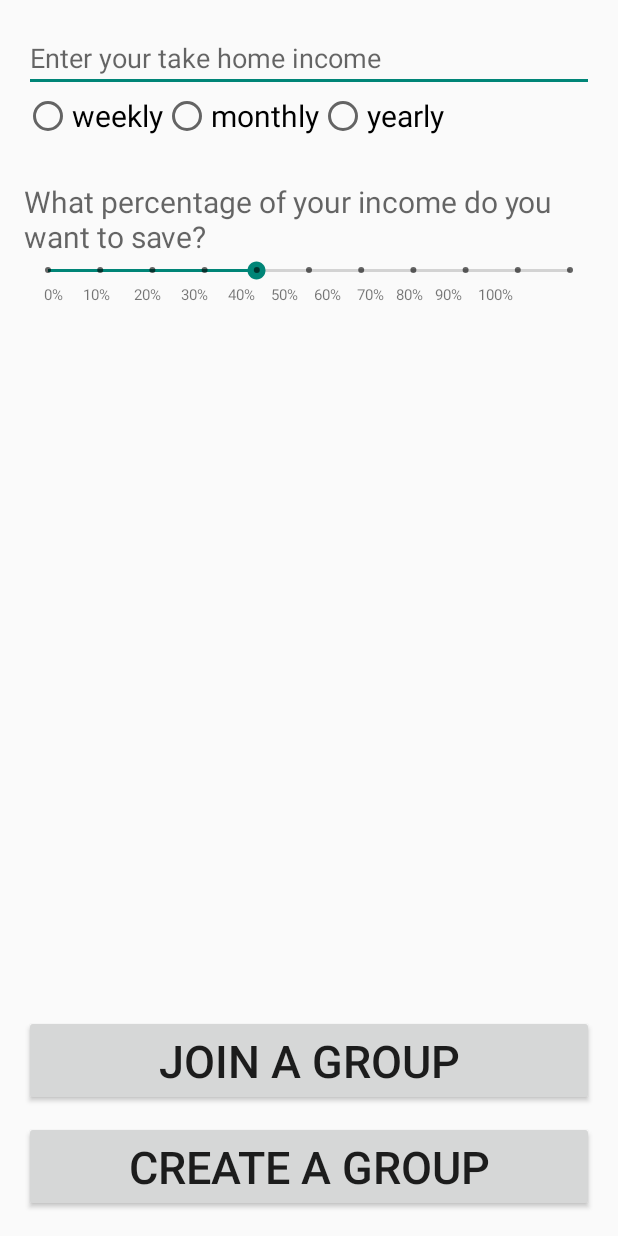
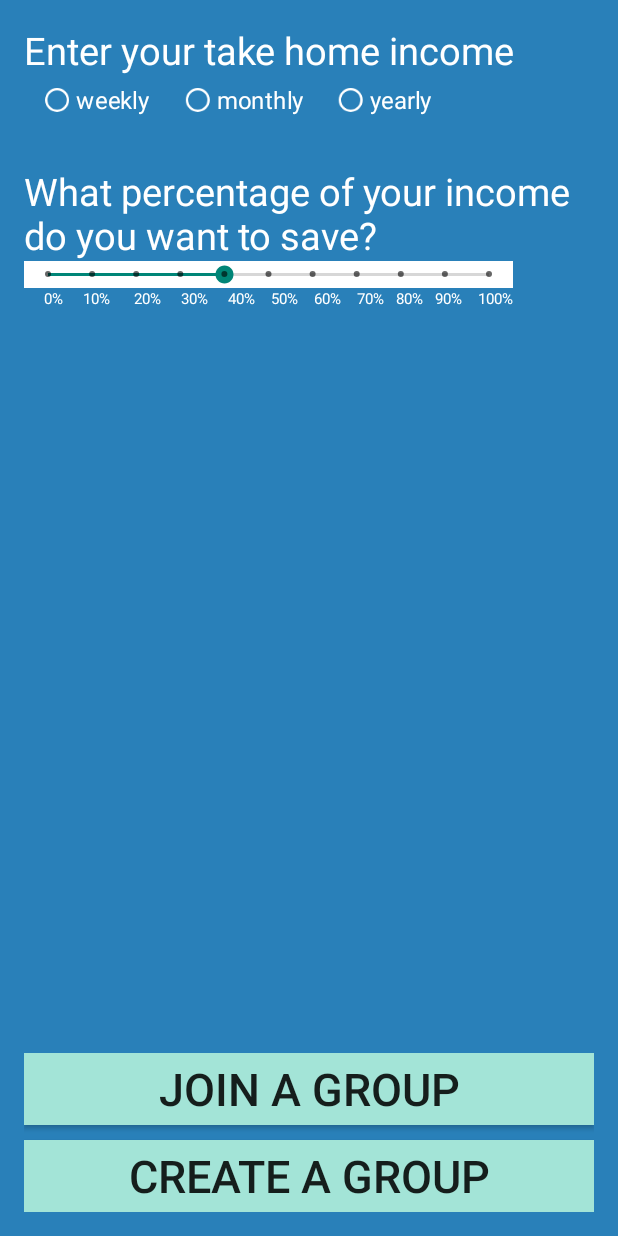
Before and after one commit to EvanBelcher/SocialSave, an Android app: the MakingGoals screen opened directly, with no data from a screen before it, on a phone screen of 412 x 824 dp. Run offline under Robolectric (Android 15) with nearby library versions, the phone set to English and light mode, and no system bars; our stand-ins replace Firebase (no records; nobody signed in at launch, a user with empty details on screens opened directly); 1 statement that could not run was skipped.

Commit message:
Updated XML on making_goals

```diff
--- a/app/src/main/java/com/yesand/socialsave/LoginActivity.java
+++ b/app/src/main/java/com/yesand/socialsave/LoginActivity.java
@@ -2,9 +2,11 @@ package com.yesand.socialsave;
 
 import android.support.v7.app.AppCompatActivity;
 import android.os.Bundle;
+import android.view.Window;
 
 public class LoginActivity extends AppCompatActivity {
 
+    Window window = LoginActivity.getWindow();
     @Override
     protected void onCreate(Bundle savedInstanceState) {
         super.onCreate(savedInstanceState);
--- a/app/src/main/res/layout/activity_login.xml
+++ b/app/src/main/res/layout/activity_login.xml
@@ -6,7 +6,7 @@
     android:layout_height="match_parent"
     android:paddingBottom="@dimen/activity_vertical_margin"
     android:paddingLeft="@dimen/activity_horizontal_margin"
-    android:background= "#004879"
+    android:background= "#2980B9"
     android:paddingRight="@dimen/activity_horizontal_margin"
     android:paddingTop="@dimen/activity_vertical_margin"
     tools:context="com.yesand.socialsave.LoginActivity">
@@ -15,7 +15,7 @@
         android:layout_width="match_parent"
         android:layout_height="match_parent"
         android:orientation="vertical"
-        android:background="#004879"
+        android:background="#2980B9"
         android:gravity="center_vertical">
         <TextView
             android:layout_width="wrap_content"
@@ -34,7 +34,7 @@
             android:fontFamily="sans"
             android:layout_marginTop="50dp"
             android:paddingLeft="5dp"
-            android:textSize="25dp"/>
+            android:textSize="20dp"/>
         <EditText
             android:layout_width="match_parent"
             android:layout_height="wrap_content"
@@ -44,12 +44,12 @@
             android:paddingLeft="5dp"
             android:fontFamily="sans"
             android:layout_marginTop="20dp"
-            android:textSize="25dp"/>
+            android:textSize="20dp"/>
         <Button
             android:layout_width="match_parent"
             android:layout_height="wrap_content"
             android:text="@string/loginButton"
-            android:background="#E8F8F5  "
+            android:background="#A3E4D7"
             android:textColor="#000"
             android:fontFamily="sans-serif-condensed"
             android:layout_marginTop="50dp"
@@ -60,7 +60,7 @@
             android:text= "Not a member? Sign up here"
             android:fontFamily="sans-serif-condensed"
             android:textColor="#FFF"
-            android:background="#004879"
+            android:background="#2980B9"
             android:layout_marginTop="30dp"
             android:layout_gravity="center"
             android:textSize="15dp" />
--- a/app/src/main/res/layout/activity_making_goals.xml
+++ b/app/src/main/res/layout/activity_making_goals.xml
@@ -8,6 +8,7 @@
     android:paddingLeft="@dimen/activity_horizontal_margin"
     android:paddingRight="@dimen/activity_horizontal_margin"
     android:paddingTop="@dimen/activity_vertical_margin"
+    android:background= "#2980B9"
     tools:context="com.yesand.socialsave.MakingGoals">
 
     <LinearLayout
@@ -22,13 +23,15 @@
             android:layout_height="wrap_content"
             android:text="@string/joinGroup"
             android:textSize="30dp"
+            android:background="#A3E4D7"
             android:id="@+id/joinGroup"/>
         <Button
             android:layout_width="match_parent"
             android:layout_height="wrap_content"
             android:text= "@string/createGroup"
             android:layout_marginTop="10dp"
-            android:textSize="30dp"
+            android:textSize="30sp"
+            android:background="#A3E4D7"
             android:id="@+id/createGroup"/>
         />
 
@@ -42,11 +45,13 @@
         android:layout_alignParentTop="true"
         android:layout_alignParentStart="true">
 
-        <EditText
+        <TextView
             android:layout_width="match_parent"
             android:layout_height="wrap_content"
-            android:hint="Enter your take home income"
+            android:text="Enter your take home income"
             android:inputType="number"
+            android:textColor="#fff"
+            android:textSize="25sp"
             android:id="@+id/amount"/>
 
         <RadioGroup
@@ -58,19 +63,31 @@
                 android:layout_width="wrap_content"
                 android:layout_height="wrap_content"
                 android:text="weekly"
-                android:textSize="20dp"
+                android:scaleX="0.8"
+                android:scaleY="0.8"
+                android:textColor="#fff"
+                android:buttonTint="#fff"
+                android:textSize="20sp"
                 android:id="@+id/weekIncome"/>
             <RadioButton
                 android:layout_width="wrap_content"
                 android:layout_height="wrap_content"
                 android:text="monthly"
-                android:textSize="20dp"
+                android:scaleX="0.8"
+                android:scaleY="0.8"
+                android:textColor="#fff"
+                android:buttonTint="#fff"
+                android:textSize="20sp"
                 android:id="@+id/monthIncome"/>
             <RadioButton
                 android:layout_width="wrap_content"
                 android:layout_height="wrap_content"
+                android:scaleX="0.8"
+                android:scaleY="0.8"
+                android:textColor="#fff"
+                android:buttonTint="#fff"
+                android:textSize="20sp"
                 android:text="yearly"
-                android:textSize="20dp"
                 android:id="@+id/yearIncome"/>
         </RadioGroup>
 
@@ -85,19 +102,22 @@
         <TextView
             android:layout_width="match_parent"
             android:layout_height="wrap_content"
-            android:hint="What percentage of your income do you want to save? "
-            android:textSize="20dp"
+            android:textColor="#fff"
+            android:text="What percentage of your income do you want to save? "
+            android:textSize="25sp"
             android:id="@+id/userGoals"/>
 
         <SeekBar
             style="@style/Widget.AppCompat.SeekBar.Discrete"
-            android:layout_width="match_parent"
+            android:layout_width="326dp"
             android:layout_height="wrap_content"
             android:max="10"
             android:progress="4"
+            android:background="#fff"
             android:id="@+id/seekBar2" />
         <TextView
             android:layout_width="match_parent"
+            android:textColor="#fff"
             android:layout_height="wrap_content"
             android:text="     0%     10%      20%     30%     40%    50%    60%    70%   80%   90%    100%"
             android:textSize="10dp"/>
```
